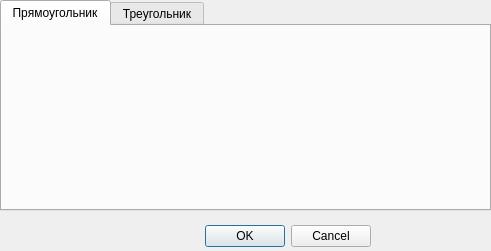
First picture: the form in resources/ui/new_primitive.ui, repository SPC-project/Regular-Divider, before the edit.
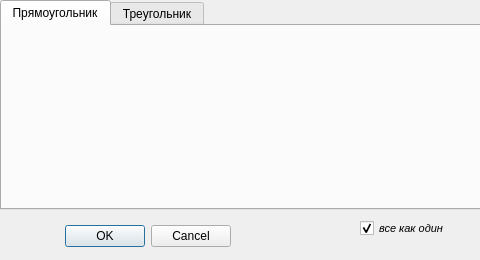
Second picture: the form after the edit.

Commit message: [GUI] checkbox for generating air of same thickness

```diff
--- a/resources/ui/new_primitive.ui
+++ b/resources/ui/new_primitive.ui
@@ -6,8 +6,8 @@
    <rect>
     <x>0</x>
     <y>0</y>
-    <width>491</width>
-    <height>251</height>
+    <width>480</width>
+    <height>260</height>
    </rect>
   </property>
   <property name="windowTitle">
@@ -16,7 +16,7 @@
   <widget class="QDialogButtonBox" name="buttonBox">
    <property name="geometry">
     <rect>
-     <x>160</x>
+     <x>20</x>
      <y>220</y>
      <width>211</width>
      <height>32</height>
@@ -34,8 +34,8 @@
     <rect>
      <x>0</x>
      <y>0</y>
-     <width>491</width>
-     <height>211</height>
+     <width>481</width>
+     <height>210</height>
     </rect>
    </property>
    <property name="currentIndex">
@@ -52,6 +52,37 @@
     </attribute>
    </widget>
   </widget>
+  <widget class="QCheckBox" name="manual_air">
+   <property name="geometry">
+    <rect>
+     <x>360</x>
+     <y>220</y>
+     <width>101</width>
+     <height>16</height>
+    </rect>
+   </property>
+   <property name="font">
+    <font>
+     <pointsize>8</pointsize>
+     <italic>true</italic>
+    </font>
+   </property>
+   <property name="toolTip">
+    <string>&lt;html&gt;&lt;head/&gt;&lt;body&gt;&lt;p align=&quot;center&quot;&gt;Вручную назначать количество воздушных узлов для каждой из сторон&lt;/p&gt;&lt;/body&gt;&lt;/html&gt;</string>
+   </property>
+   <property name="text">
+    <string>все как один</string>
+   </property>
+   <property name="iconSize">
+    <size>
+     <width>16</width>
+     <height>16</height>
+    </size>
+   </property>
+   <property name="checked">
+    <bool>true</bool>
+   </property>
+  </widget>
  </widget>
  <resources/>
  <connections>
```
The commit also changes 4 other files.
